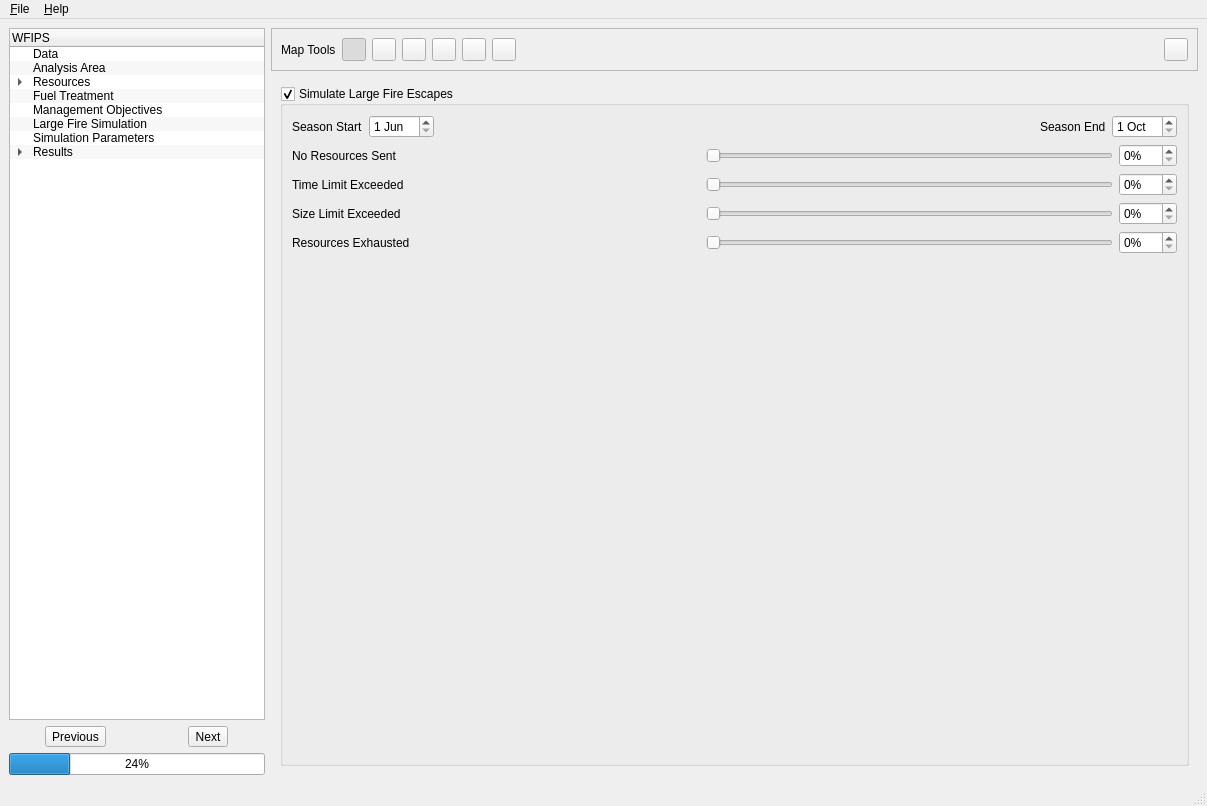
Old version of the form irs/src/gui/wfipsmainwindow.ui in the repository firelab/wfips.
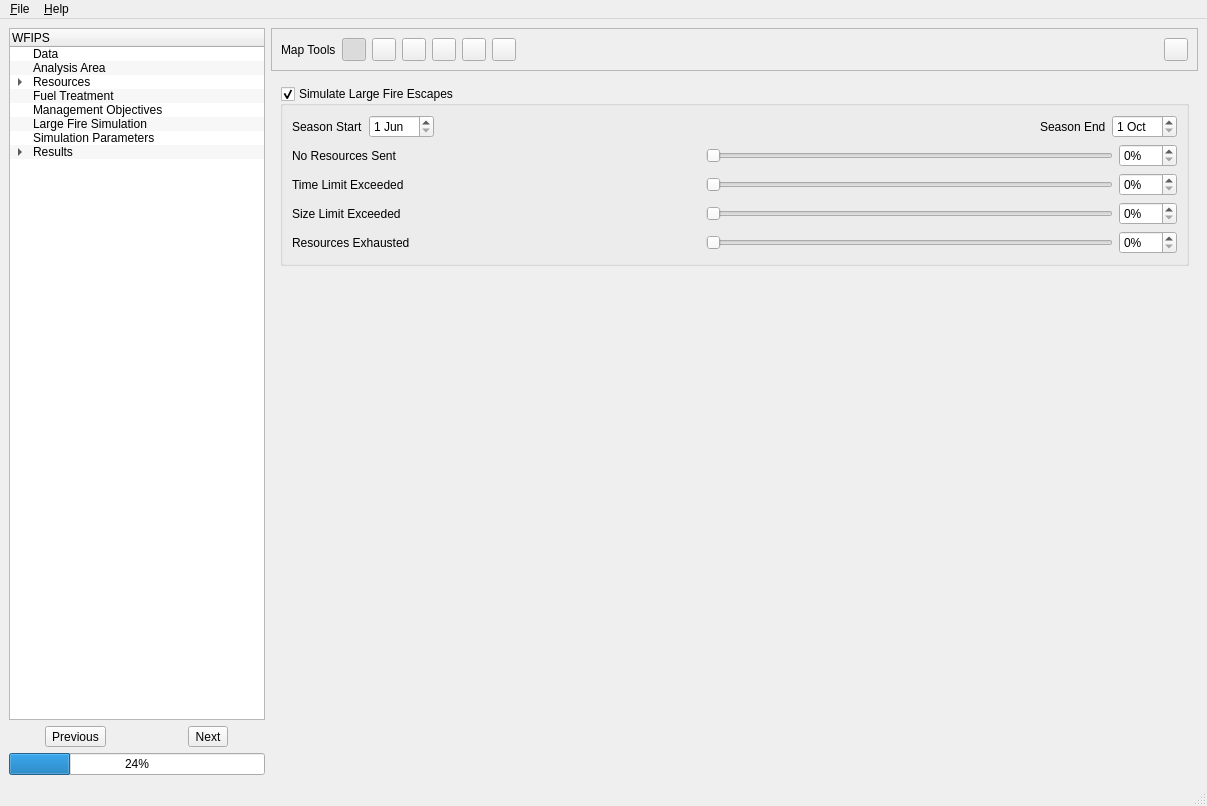
New version of the form. The open tabs and pages were chosen to show the change.

Commit message: rm zorder errors

The edit to the form file:
```diff
--- a/irs/src/gui/wfipsmainwindow.ui
+++ b/irs/src/gui/wfipsmainwindow.ui
@@ -1809,19 +1809,6 @@
                </item>
               </layout>
              </item>
-             <item>
-              <spacer name="verticalSpacer">
-               <property name="orientation">
-                <enum>Qt::Vertical</enum>
-               </property>
-               <property name="sizeHint" stdset="0">
-                <size>
-                 <width>20</width>
-                 <height>40</height>
-                </size>
-               </property>
-              </spacer>
-             </item>
             </layout>
             <zorder>label_53</zorder>
             <zorder></zorder>
@@ -1836,6 +1823,19 @@
             <zorder>verticalSpacer</zorder>
            </widget>
           </item>
+          <item>
+           <spacer name="verticalSpacer">
+            <property name="orientation">
+             <enum>Qt::Vertical</enum>
+            </property>
+            <property name="sizeHint" stdset="0">
+             <size>
+              <width>20</width>
+              <height>40</height>
+             </size>
+            </property>
+           </spacer>
+          </item>
          </layout>
         </widget>
         <widget class="QWidget" name="simParamPage">
```
Left out of the diff: 47 changed lines with no effect on the pictures.
